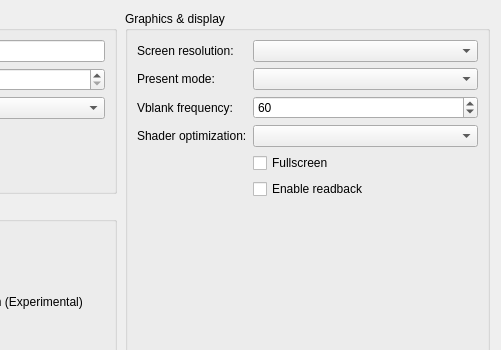
This is src/launcher/forms/configuration_edit_dialog.ui in ChronoRPG/KytyPS5AstroAMD as Qt 5 draws it before an edit; both pictures show x 259 to 760 and y 0 to 350 of the 760 by 620 pixel window. The edited form follows.
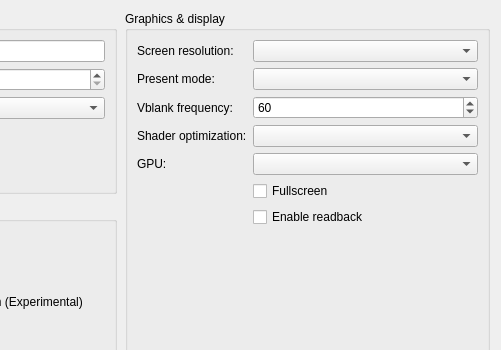
This is the edited form. Custom widgets are drawn as their Qt base class.

```diff
--- a/src/launcher/forms/configuration_edit_dialog.ui
+++ b/src/launcher/forms/configuration_edit_dialog.ui
@@ -127,13 +127,23 @@
           <property name="toolTip"><string>Optimize shaders for code size or performance</string></property>
          </widget>
         </item>
+        <item row="4" column="0">
+         <widget class="QLabel" name="label_gpu">
+          <property name="text"><string>GPU:</string></property>
+         </widget>
+        </item>
         <item row="4" column="1">
+         <widget class="QComboBox" name="comboBox_gpu">
+          <property name="toolTip"><string>Graphics device used by the emulator</string></property>
+         </widget>
+        </item>
+        <item row="5" column="1">
          <widget class="QCheckBox" name="checkBox_fullscreen">
           <property name="toolTip"><string>Run in borderless desktop fullscreen</string></property>
           <property name="text"><string>Fullscreen</string></property>
          </widget>
         </item>
-        <item row="5" column="1">
+        <item row="6" column="1">
          <widget class="QCheckBox" name="checkBox_readback">
           <property name="toolTip"><string>Read back writable linear images</string></property>
           <property name="text"><string>Enable readback</string></property>
```
